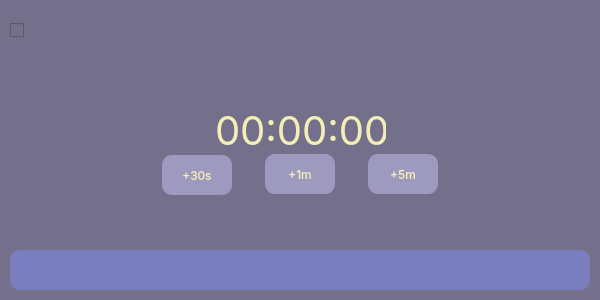
CrudelisDeus/pet-timer, file ui/timer.ui: the form before one commit.
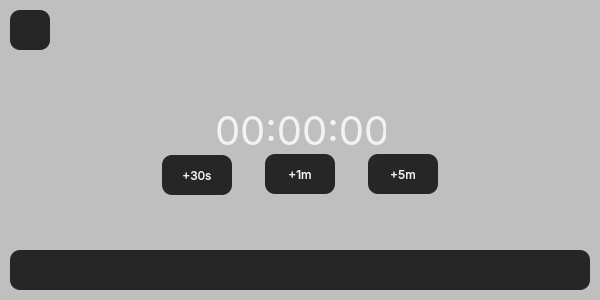
The form after the commit. Icons and pictures are not drawn.

Commit message: change ui and added function change color/icon

The edit to the form file:
```diff
--- a/ui/timer.ui
+++ b/ui/timer.ui
@@ -2,6 +2,9 @@
 <ui version="4.0">
  <class>Form</class>
  <widget class="QWidget" name="Form">
+  <property name="enabled">
+   <bool>true</bool>
+  </property>
   <property name="geometry">
    <rect>
     <x>0</x>
@@ -14,7 +17,7 @@
    <string>Form</string>
   </property>
   <property name="styleSheet">
-   <string notr="true">background-color: #74708C</string>
+   <string notr="true">background-color: #BFBFBF</string>
   </property>
   <widget class="QPushButton" name="btn_30sec">
    <property name="geometry">
@@ -26,11 +29,27 @@
     </rect>
    </property>
    <property name="styleSheet">
-    <string notr="true">background-color: #9E99BF;
-color: #F2EEB6;
-    font-family: Inter;
-    font-size: 12px;
-border-radius: 10px;</string>
+    <string notr="true">QPushButton {
+background-color: #262626;
+color: #F2F2F2;
+font-family: Inter;
+font-size: 12px;
+border-radius: 10px;
+}
+
+QPushButton:hover {
+background-color: #1F1F1F;
+}
+
+QPushButton:pressed {
+background-color: #141414;
+}
+
+QPushButton:disabled {
+background-color: #0D0D0D;
+
+}
+</string>
    </property>
    <property name="text">
     <string>+30s</string>
@@ -46,11 +65,27 @@
     </rect>
    </property>
    <property name="styleSheet">
-    <string notr="true">background-color: #9E99BF;
-color: #F2EEB6;
-    font-family: Inter;
-    font-size: 12px;
-border-radius: 10px;</string>
+    <string notr="true">QPushButton {
+background-color: #262626;
+color: #F2F2F2;
+font-family: Inter;
+font-size: 12px;
+border-radius: 10px;
+}
+
+QPushButton:hover {
+background-color: #1F1F1F;
+}
+
+QPushButton:pressed {
+background-color: #141414;
+}
+
+QPushButton:disabled {
+background-color: #0D0D0D;
+
+}
+</string>
    </property>
    <property name="text">
     <string>+1m</string>
@@ -66,11 +101,27 @@
     </rect>
    </property>
    <property name="styleSheet">
-    <string notr="true">background-color: #9E99BF;
-color: #F2EEB6;
-    font-family: Inter;
-    font-size: 12px;
-border-radius: 10px;</string>
+    <string notr="true">QPushButton {
+background-color: #262626;
+color: #F2F2F2;
+font-family: Inter;
+font-size: 12px;
+border-radius: 10px;
+}
+
+QPushButton:hover {
+background-color: #1F1F1F;
+}
+
+QPushButton:pressed {
+background-color: #141414;
+}
+
+QPushButton:disabled {
+background-color: #0D0D0D;
+
+}
+</string>
    </property>
    <property name="text">
     <string>+5m</string>
@@ -86,8 +137,27 @@
     </rect>
    </property>
    <property name="styleSheet">
-    <string notr="true">background-color: #7A7EBF;
-border-radius: 10px;</string>
+    <string notr="true">QPushButton {
+background-color: #262626;
+color: #F2F2F2;
+font-family: Inter;
+font-size: 12px;
+border-radius: 10px;
+}
+
+QPushButton:hover {
+background-color: #1F1F1F;
+}
+
+QPushButton:pressed {
+background-color: #141414;
+}
+
+QPushButton:disabled {
+background-color: #0D0D0D;
+
+}
+</string>
    </property>
    <property name="text">
     <string/>
@@ -96,6 +166,12 @@
     <iconset>
      <normaloff>../assets/icon/btn_run.svg</normaloff>../assets/icon/btn_run.svg</iconset>
    </property>
+   <property name="iconSize">
+    <size>
+     <width>28</width>
+     <height>28</height>
+    </size>
+   </property>
   </widget>
   <widget class="QTimeEdit" name="timer">
    <property name="geometry">
@@ -117,7 +193,7 @@
     font-family: Inter;
     font-size: 40px;
     font-weight: normal;
-    color: #F2EEB6; /* Цвет текста */
+    color: #F2F2F2; /* Цвет текста */
     background: transparent; /* Прозрачный фон */
     border: none; /* Убираем границы */
 }
@@ -155,7 +231,12 @@
     </size>
    </property>
    <property name="styleSheet">
-    <string notr="true"/>
+    <string notr="true">            QCheckBox{
+background: transparent;}            
+QCheckBox::indicator {
+                background: transparent;
+                border: none;
+            }</string>
    </property>
    <property name="text">
     <string/>
@@ -164,6 +245,74 @@
     <bool>true</bool>
    </property>
   </widget>
+  <widget class="QLabel" name="label_mute">
+   <property name="enabled">
+    <bool>true</bool>
+   </property>
+   <property name="geometry">
+    <rect>
+     <x>15</x>
+     <y>16</y>
+     <width>28</width>
+     <height>28</height>
+    </rect>
+   </property>
+   <property name="styleSheet">
+    <string notr="true">background: transparent;
+</string>
+   </property>
+   <property name="text">
+    <string/>
+   </property>
+   <property name="pixmap">
+    <pixmap>../assets/icon/unmute.svg</pixmap>
+   </property>
+   <property name="scaledContents">
+    <bool>false</bool>
+   </property>
+   <property name="alignment">
+    <set>Qt::AlignmentFlag::AlignCenter</set>
+   </property>
+  </widget>
+  <widget class="QLabel" name="label_mute_bkg">
+   <property name="geometry">
+    <rect>
+     <x>10</x>
+     <y>10</y>
+     <width>40</width>
+     <height>40</height>
+    </rect>
+   </property>
+   <property name="styleSheet">
+    <string notr="true">QLabel {
+background: #262626;
+border-radius: 10px;
+}
+
+QLabel:hover {
+background: #1F1F1F;
+}
+
+QPushButton:pressed {
+        background-color: #141414;
+}
+
+QLabel:disabled {
+        background-color: #0D0D0D;
+}</string>
+   </property>
+   <property name="text">
+    <string/>
+   </property>
+  </widget>
+  <zorder>label_mute_bkg</zorder>
+  <zorder>label_mute</zorder>
+  <zorder>btn_30sec</zorder>
+  <zorder>btn_1m</zorder>
+  <zorder>btn_5m</zorder>
+  <zorder>btn_run</zorder>
+  <zorder>timer</zorder>
+  <zorder>chkb_mute</zorder>
  </widget>
  <resources>
   <include location="res.qrc"/>
```
Left out of the diff: 4 changed lines with no effect on the pictures. The commit also changes 10 other files.
